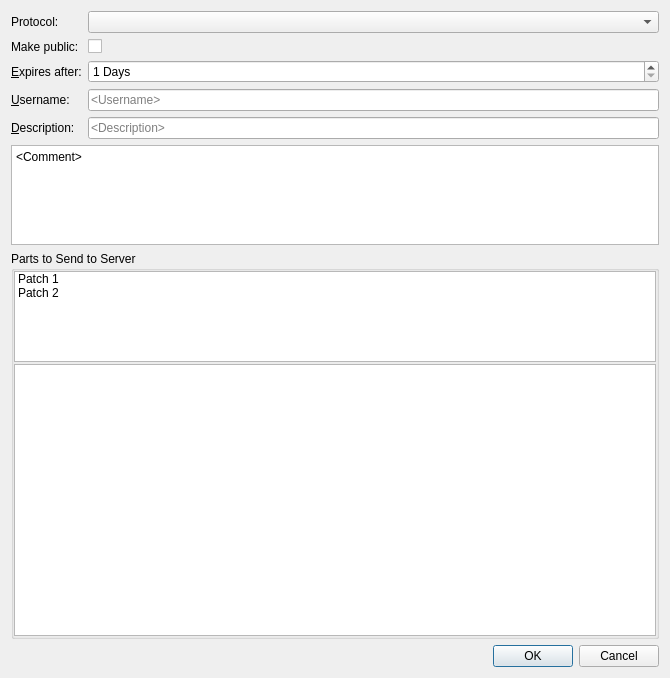
qt-creator/qt-creator, file src/plugins/cpaster/pasteview.ui: the form before one commit.
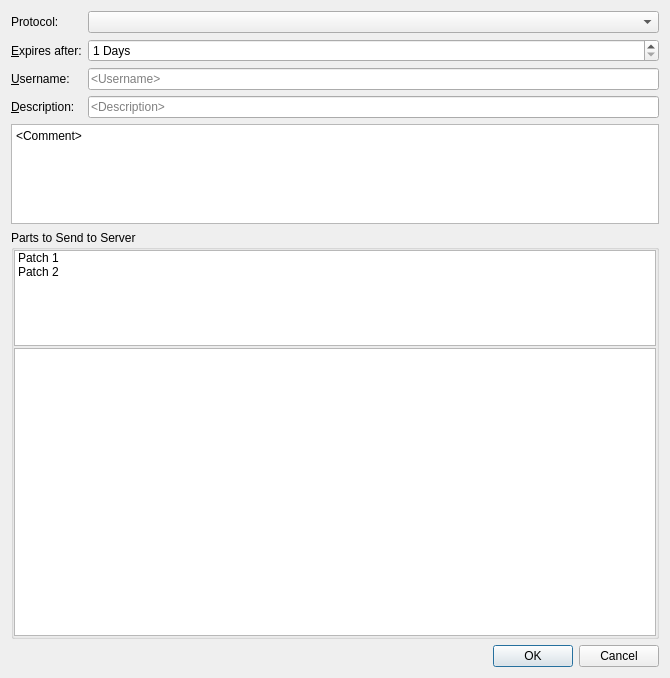
The form after the commit. Custom widgets are drawn as their Qt base class.

Commit message:
CodePaster: Remove "make public" property
It's not functional in any of our implementations.

Task-number: QTCREATORBUG-23972

Diff of the .ui file:
```diff
--- a/src/plugins/cpaster/pasteview.ui
+++ b/src/plugins/cpaster/pasteview.ui
@@ -26,7 +26,30 @@
      <item row="0" column="1">
       <widget class="QComboBox" name="protocolBox"/>
      </item>
-     <item row="3" column="0">
+     <item row="1" column="0">
+      <widget class="QLabel" name="expiryLabel">
+       <property name="text">
+        <string>&amp;Expires after:</string>
+       </property>
+       <property name="buddy">
+        <cstring>expirySpinBox</cstring>
+       </property>
+      </widget>
+     </item>
+     <item row="1" column="1">
+      <widget class="QSpinBox" name="expirySpinBox">
+       <property name="suffix">
+        <string> Days</string>
+       </property>
+       <property name="minimum">
+        <number>1</number>
+       </property>
+       <property name="maximum">
+        <number>365</number>
+       </property>
+      </widget>
+     </item>
+     <item row="2" column="0">
       <widget class="QLabel" name="userLabel">
        <property name="text">
         <string>&amp;Username:</string>
@@ -36,14 +59,14 @@
        </property>
       </widget>
      </item>
-     <item row="3" column="1">
+     <item row="2" column="1">
       <widget class="QLineEdit" name="uiUsername">
        <property name="placeholderText">
         <string>&lt;Username&gt;</string>
        </property>
       </widget>
      </item>
-     <item row="4" column="0">
+     <item row="3" column="0">
       <widget class="QLabel" name="descriptionLabel">
        <property name="text">
         <string>&amp;Description:</string>
@@ -53,46 +76,13 @@
        </property>
       </widget>
      </item>
-     <item row="4" column="1">
+     <item row="3" column="1">
       <widget class="QLineEdit" name="uiDescription">
        <property name="placeholderText">
         <string>&lt;Description&gt;</string>
        </property>
       </widget>
      </item>
-     <item row="2" column="1">
-      <widget class="QSpinBox" name="expirySpinBox">
-       <property name="suffix">
-        <string> Days</string>
-       </property>
-       <property name="minimum">
-        <number>1</number>
-       </property>
-       <property name="maximum">
-        <number>365</number>
-       </property>
-      </widget>
-     </item>
-     <item row="2" column="0">
-      <widget class="QLabel" name="expiryLabel">
-       <property name="text">
-        <string>&amp;Expires after:</string>
-       </property>
-       <property name="buddy">
-        <cstring>expirySpinBox</cstring>
-       </property>
-      </widget>
-     </item>
-     <item row="1" column="0">
-      <widget class="QLabel" name="makePublicLabel">
-       <property name="text">
-        <string>Make public:</string>
-       </property>
-      </widget>
-     </item>
-     <item row="1" column="1">
-      <widget class="QCheckBox" name="makePublicCheckBox"/>
-     </item>
     </layout>
    </item>
    <item>
```
Left out of the diff: 33 changed lines with no effect on the pictures. The commit also changes 17 other files.
